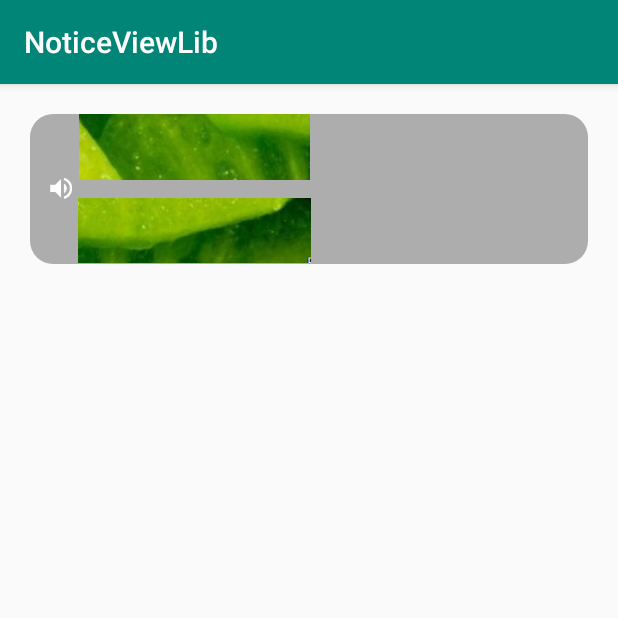
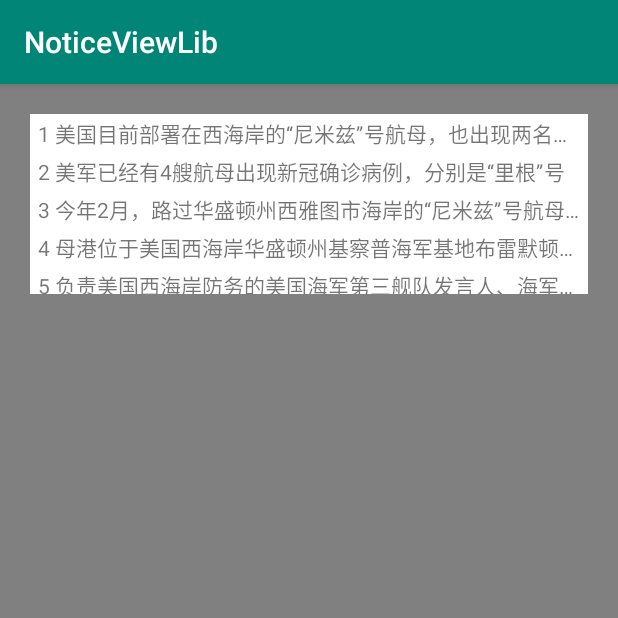
Before and after one commit to sinothk/NoticeView, an Android app: the screen it shows after launch (NoticeListViewDemoMainActivity), on a phone screen of 412 x 824 dp, the top half of it. Run offline under Robolectric (Android 15) with nearby library versions, the phone set to English and light mode, and no system bars.

Commit message:
完成功能！

```diff
--- a/NoticeView/src/main/java/com/sinothk/widgets/noticeView/MarqueeListView.java
+++ b/NoticeView/src/main/java/com/sinothk/widgets/noticeView/MarqueeListView.java
@@ -11,10 +11,12 @@ import android.view.View;
 import android.view.ViewTreeObserver;
 import android.view.animation.Animation;
 import android.view.animation.AnimationUtils;
-import android.widget.TextView;
+import android.widget.ListView;
 import android.widget.ViewFlipper;
 
 import androidx.annotation.AnimRes;
+
+import com.sinothk.widgets.noticeView.adapter.MarqueeListViewAdapter;
 
 import java.util.ArrayList;
 import java.util.List;
@@ -49,7 +51,7 @@ public class MarqueeListView extends ViewFlipper {
     private int outAnimResId = R.anim.notice_anim_top_out;
 
     private int position;
-    private List<? extends CharSequence> notices = new ArrayList<>();
+    private List<ArrayList<String>> notices = new ArrayList<>();
 
     private OnItemClickListener onItemClickListener;
 
@@ -123,6 +125,7 @@ public class MarqueeListView extends ViewFlipper {
      *
      * @param notice 字符串
      */
+    @Deprecated
     public void startWithText(String notice) {
         startWithText(notice, inAnimResId, outAnimResId);
     }
@@ -135,6 +138,7 @@ public class MarqueeListView extends ViewFlipper {
      * @param outAnimResID 离开动画的resID
      */
     @SuppressWarnings("deprecation")
+    @Deprecated
     public void startWithText(final String notice, final @AnimRes int inAnimResId, final @AnimRes int outAnimResID) {
         if (TextUtils.isEmpty(notice)) return;
         getViewTreeObserver().addOnGlobalLayoutListener(new ViewTreeObserver.OnGlobalLayoutListener() {
@@ -155,6 +159,7 @@ public class MarqueeListView extends ViewFlipper {
      *
      * @param notice 字符串
      */
+    @Deprecated
     private void startWithFixedWidth(String notice, @AnimRes int inAnimResId, @AnimRes int outAnimResID) {
         int noticeLength = notice.length();
         int width = MarqueeUtils.px2dip(getContext(), getWidth());
@@ -186,7 +191,7 @@ public class MarqueeListView extends ViewFlipper {
      *
      * @param notices 字符串列表
      */
-    public void startWithList(List<? extends CharSequence> notices) {
+    public void startWithList(List<ArrayList<String>> notices) {
         startWithList(notices, inAnimResId, outAnimResId);
     }
 
@@ -197,7 +202,7 @@ public class MarqueeListView extends ViewFlipper {
      * @param inAnimResId  进入动画的resID
      * @param outAnimResID 离开动画的resID
      */
-    public void startWithList(List<? extends CharSequence> notices, @AnimRes int inAnimResId, @AnimRes int outAnimResID) {
+    public void startWithList(List<ArrayList<String>> notices, @AnimRes int inAnimResId, @AnimRes int outAnimResID) {
         if (MarqueeUtils.isEmpty(notices)) return;
         setNotices(notices);
         postStart(inAnimResId, outAnimResID);
@@ -256,27 +261,9 @@ public class MarqueeListView extends ViewFlipper {
         }
     }
 
-    private View createView(CharSequence text) {
+    private View createView(ArrayList<String> listData) {
 
-//        TextView textView = (TextView) getChildAt((getDisplayedChild() + 1) % 3);
-//
-//        if (textView == null) {
-//            textView = new TextView(getContext());
-//            textView.setGravity(gravity);
-//            textView.setTextColor(textColor);
-//            textView.setTextSize(textSize);
-//            textView.setSingleLine(singleLine);
-//
-//            textView.setEllipsize(TextUtils.TruncateAt.END);
-//        }
-//
-//        textView.setText(text);
-//
-//        textView.setTag(position);
-//
-//        return textView;
-
-        View itemView = LayoutInflater.from(getContext()).inflate(R.layout.marquee_view_list_item, null);
+        View itemView = LayoutInflater.from(getContext()).inflate(R.layout.marquee_list_view, null);
         itemView.setOnClickListener(new OnClickListener() {
             @Override
             public void onClick(View v) {
@@ -286,21 +273,33 @@ public class MarqueeListView extends ViewFlipper {
             }
         });
 
+        ListView marqueeListView = itemView.findViewById(R.id.marqueeListView);
+
+//        ArrayList<String> listData = new ArrayList<>();
+//        listData.add("美国目前部署在西海岸的“尼米兹”号航母，也出现两名新冠");
+//        listData.add("美军已经有4艘航母出现新冠确诊病例，分别是“里根”号");
+//        listData.add("今年2月，路过华盛顿州西雅图市海岸的“尼米兹”号航母，由于不处于部署状态");
+//        listData.add("母港位于美国西海岸华盛顿州基察普海军基地布雷默顿港。");
+//        listData.add("负责美国西海岸防务的美国海军第三舰队发言人、海军中校约翰·法吉表示，“尼米兹”号已经开始“舰内隔离”");
+//        listData.add("如今在“尼米兹”号确诊以后，美国海军总共有4艘航母出现新冠确诊病例");
+
+        MarqueeListViewAdapter adapter = new MarqueeListViewAdapter(getContext(), listData);
+        marqueeListView.setAdapter(adapter);
+
+        // ==================================
         itemView.setTag(position);
-
         return itemView;
-
     }
 
     public int getPosition() {
         return (int) getCurrentView().getTag();
     }
 
-    public List<? extends CharSequence> getNotices() {
+    public List<ArrayList<String>> getNotices() {
         return notices;
     }
 
-    public void setNotices(List<? extends CharSequence> notices) {
+    public void setNotices(List<ArrayList<String>> notices) {
         this.notices = notices;
     }
 
--- /dev/null
+++ b/NoticeView/src/main/java/com/sinothk/widgets/noticeView/adapter/MarqueeListViewAdapter.java
@@ -0,0 +1,63 @@
+package com.sinothk.widgets.noticeView.adapter;
+
+import android.content.Context;
+import android.view.LayoutInflater;
+import android.view.View;
+import android.view.ViewGroup;
+import android.widget.BaseAdapter;
+import android.widget.TextView;
+
+import com.sinothk.widgets.noticeView.R;
+
+import java.util.ArrayList;
+
+public class MarqueeListViewAdapter extends BaseAdapter {
+
+    private Context mContext;
+    private ArrayList<String> listData;
+
+    public MarqueeListViewAdapter(Context context, ArrayList<String> listData) {
+        mContext = context;
+        this.listData = listData;
+    }
+
+    @Override
+    public int getCount() {
+        return this.listData == null ? 0 : this.listData.size();
+    }
+
+    @Override
+    public String getItem(int position) {
+        return this.listData == null ? "" : this.listData.get(position);
+    }
+
+    @Override
+    public long getItemId(int position) {
+        return position;
+    }
+
+    @Override
+    public View getView(int position, View convertView, ViewGroup parent) {
+        ViewHolder holder = null;
+        if (convertView == null) {
+            convertView = LayoutInflater.from(mContext).inflate(R.layout.marquee_list_view_item, parent, false);
+            holder = new ViewHolder(convertView);
+            convertView.setTag(holder);
+        } else {
+            holder = (ViewHolder) convertView.getTag();
+        }
+
+        holder.itemNameTv.setText(this.listData.get(position));
+
+        return convertView;
+    }
+
+    static class ViewHolder {
+
+        TextView itemNameTv;
+
+        ViewHolder(View view) {
+            itemNameTv = view.findViewById(R.id.itemNameTv);
+        }
+    }
+}
--- /dev/null
+++ b/NoticeView/src/main/res/layout/marquee_list_view.xml
@@ -0,0 +1,20 @@
+<?xml version="1.0" encoding="utf-8"?>
+<LinearLayout xmlns:android="http://schemas.android.com/apk/res/android"
+    android:layout_width="match_parent"
+    android:layout_height="match_parent"
+    android:clickable="true"
+    android:focusable="true"
+    android:focusableInTouchMode="true"
+    android:orientation="vertical">
+
+    <ListView
+        android:id="@+id/marqueeListView"
+        android:layout_width="match_parent"
+        android:layout_height="wrap_content"
+        android:divider="@null"
+        android:focusableInTouchMode="false"
+        android:focusable="false"
+        android:clickable="false"
+        android:overScrollMode="never"
+        android:scrollbars="none" />
+</LinearLayout>
--- /dev/null
+++ b/NoticeView/src/main/res/layout/marquee_list_view_item.xml
@@ -0,0 +1,26 @@
+<?xml version="1.0" encoding="utf-8"?>
+<LinearLayout xmlns:android="http://schemas.android.com/apk/res/android"
+    android:layout_width="match_parent"
+    android:layout_height="wrap_content"
+    android:clickable="false"
+    android:focusable="false"
+    android:orientation="vertical">
+
+    <TextView
+        android:id="@+id/itemNameTv"
+        android:layout_width="match_parent"
+        android:layout_height="wrap_content"
+        android:clickable="false"
+        android:ellipsize="end"
+        android:focusable="false"
+        android:maxLines="1"
+        android:paddingStart="5dp"
+        android:paddingTop="2dp"
+        android:paddingEnd="5dp"
+        android:paddingBottom="2dp"
+        android:singleLine="true"
+        android:src="@drawable/temp_02"
+        android:text="美国目前部署在西海岸的“尼米兹”号航母，也出现两名新冠也出现两名新冠" />
+
+
+</LinearLayout>
--- a/NoticeView/src/main/res/layout/marquee_view_list_item.xml
+++ /dev/null
@@ -1,19 +0,0 @@
-<?xml version="1.0" encoding="utf-8"?>
-<LinearLayout xmlns:android="http://schemas.android.com/apk/res/android"
-    android:layout_width="match_parent"
-    android:layout_height="match_parent"
-    android:orientation="vertical">
-
-    <ImageView
-        android:layout_width="155dp"
-        android:layout_height="wrap_content"
-        android:adjustViewBounds="true"
-        android:src="@drawable/temp_01" />
-
-    <ImageView
-        android:layout_width="155dp"
-        android:layout_height="wrap_content"
-        android:layout_marginTop="12dp"
-        android:adjustViewBounds="true"
-        android:src="@drawable/temp_02" />
-</LinearLayout>
--- a/app/src/main/java/com/sinothk/noticeView/demo/NoticeListViewDemoMainActivity.java
+++ b/app/src/main/java/com/sinothk/noticeView/demo/NoticeListViewDemoMainActivity.java
@@ -18,9 +18,23 @@ public class NoticeListViewDemoMainActivity extends AppCompatActivity {
         super.onCreate(savedInstanceState);
         setContentView(R.layout.notice_list_view_activity_main_demo);
 
-        final List<CharSequence> list = new ArrayList<>();
-        list.add("4、新浪微博：@孙福生微博");
-        list.add("5、www.sinothk.com");
+        final List<ArrayList<String>> list = new ArrayList<>();
+        ArrayList<String> listData = new ArrayList<>();
+        listData.add("1 美国目前部署在西海岸的“尼米兹”号航母，也出现两名新冠");
+        listData.add("2 美军已经有4艘航母出现新冠确诊病例，分别是“里根”号");
+        listData.add("3 今年2月，路过华盛顿州西雅图市海岸的“尼米兹”号航母，由于不处于部署状态");
+        listData.add("4 母港位于美国西海岸华盛顿州基察普海军基地布雷默顿港。");
+        listData.add("5 负责美国西海岸防务的美国海军第三舰队发言人、海军中校约翰·法吉表示，“尼米兹”号已经开始“舰内隔离”");
+
+        ArrayList<String> listData2 = new ArrayList<>();
+        listData2.add("6 美国目前部署在西海岸的“尼米兹”号航母，也出现两名新冠");
+        listData2.add("7 美军已经有4艘航母出现新冠确诊病例，分别是“里根”号");
+        listData2.add("8 今年2月，路过华盛顿州西雅图市海岸的“尼米兹”号航母，由于不处于部署状态");
+        listData2.add("9 母港位于美国西海岸华盛顿州基察普海军基地布雷默顿港。");
+        listData2.add("10 负责美国西海岸防务的美国海军第三舰队发言人、海军中校约翰·法吉表示，“尼米兹”号已经开始“舰内隔离”");
+
+        list.add(listData);
+        list.add(listData2);
 
         //
         MarqueeListView marqueeListView = this.findViewById(R.id.marqueeListView);
@@ -28,7 +42,7 @@ public class NoticeListViewDemoMainActivity extends AppCompatActivity {
         marqueeListView.setOnItemClickListener(new MarqueeListView.OnItemClickListener() {
             @Override
             public void onItemClick(int position) {
-                Toast.makeText(NoticeListViewDemoMainActivity.this, list.get(position), Toast.LENGTH_SHORT).show();
+                Toast.makeText(NoticeListViewDemoMainActivity.this, "position = " + position, Toast.LENGTH_SHORT).show();
             }
         });
     }
--- a/app/src/main/java/com/sinothk/noticeView/demo/NoticeViewDemoMainActivity.java
+++ b/app/src/main/java/com/sinothk/noticeView/demo/NoticeViewDemoMainActivity.java
@@ -24,38 +24,35 @@ public class NoticeViewDemoMainActivity extends AppCompatActivity {
         super.onCreate(savedInstanceState);
         setContentView(R.layout.notice_view_activity_main_demo);
 
-//        MarqueeView marqueeView = this.findViewById(R.id.marqueeView);
-//
+        MarqueeView marqueeView = this.findViewById(R.id.marqueeView);
+
         final List<CharSequence> list = new ArrayList<>();
-//
-////        SpannableString ss1 = new SpannableString("1、MarqueeView开源项目");
-////        ss1.setSpan(new ForegroundColorSpan(Color.RED), 2, 13, Spanned.SPAN_EXCLUSIVE_EXCLUSIVE);
-////        list.add(ss1);
-////
-////        SpannableString ss2 = new SpannableString("2、GitHub：sfsheng0322");
-////        ss2.setSpan(new ForegroundColorSpan(Color.GREEN), 9, 20, Spanned.SPAN_EXCLUSIVE_EXCLUSIVE);
-////        list.add(ss2);
-////
-////        SpannableString ss3 = new SpannableString("3、个人博客：sunfusheng.com");
-////        ss3.setSpan(new URLSpan("http://sunfusheng.com/"), 7, 21, Spanned.SPAN_EXCLUSIVE_EXCLUSIVE);
-////        list.add(ss3);
-//
+
+        SpannableString ss1 = new SpannableString("1、MarqueeView开源项目");
+        ss1.setSpan(new ForegroundColorSpan(Color.RED), 2, 13, Spanned.SPAN_EXCLUSIVE_EXCLUSIVE);
+        list.add(ss1);
+
+        SpannableString ss2 = new SpannableString("2、GitHub：sfsheng0322");
+        ss2.setSpan(new ForegroundColorSpan(Color.GREEN), 9, 20, Spanned.SPAN_EXCLUSIVE_EXCLUSIVE);
+        list.add(ss2);
+
+        SpannableString ss3 = new SpannableString("3、个人博客：sunfusheng.com");
+        ss3.setSpan(new URLSpan("http://sunfusheng.com/"), 7, 21, Spanned.SPAN_EXCLUSIVE_EXCLUSIVE);
+        list.add(ss3);
+
         list.add("4、新浪微博：@孙福生微博");
         list.add("5、www.sinothk.com");
-//
-//        marqueeView.startWithList(list);
-//
-//        MarqueeView marqueeView2 = this.findViewById(R.id.marqueeView2);
-//        marqueeView2.startWithList(list);
-//        marqueeView2.setOnItemClickListener(new MarqueeView.OnItemClickListener() {
-//            @Override
-//            public void onItemClick(int position, TextView textView) {
-//                Toast.makeText(NoticeViewDemoMainActivity.this, list.get(position), Toast.LENGTH_SHORT).show();
-//            }
-//        });
 
-        //
-        MarqueeListView marqueeListView = this.findViewById(R.id.marqueeListView);
-        marqueeListView.startWithList(list);
+        marqueeView.startWithList(list);
+
+        MarqueeView marqueeView2 = this.findViewById(R.id.marqueeView2);
+        marqueeView2.startWithList(list);
+        marqueeView2.setOnItemClickListener(new MarqueeView.OnItemClickListener() {
+            @Override
+            public void onItemClick(int position, TextView textView) {
+                Toast.makeText(NoticeViewDemoMainActivity.this, list.get(position), Toast.LENGTH_SHORT).show();
+            }
+        });
+
     }
 }
--- a/app/src/main/res/layout/notice_list_view_activity_main_demo.xml
+++ b/app/src/main/res/layout/notice_list_view_activity_main_demo.xml
@@ -3,6 +3,7 @@
     xmlns:app="http://schemas.android.com/apk/res-auto"
     android:layout_width="match_parent"
     android:layout_height="match_parent"
+    android:background="@color/gray"
     android:orientation="vertical">
 
     <LinearLayout
@@ -11,22 +12,14 @@
         android:layout_marginStart="20dp"
         android:layout_marginTop="20dp"
         android:layout_marginEnd="20dp"
+        android:background="@color/white"
         android:gravity="center_vertical"
-        android:orientation="horizontal"
-        android:background="@drawable/xml_oval_half_transparent_bg"
-        android:paddingLeft="10dp"
-        android:paddingRight="10dp">
-
-        <ImageView
-            android:layout_width="22dp"
-            android:layout_height="22dp"
-            android:layout_centerVertical="true"
-            android:src="@mipmap/ic_loudspeaker" />
+        android:orientation="horizontal">
 
         <com.sinothk.widgets.noticeView.MarqueeListView
             android:id="@+id/marqueeListView"
             android:layout_width="match_parent"
-            android:layout_height="100dp"
+            android:layout_height="120dp"
             app:mvTextColor="@color/white"
             app:mvTextSize="14sp" />
     </LinearLayout>
```
